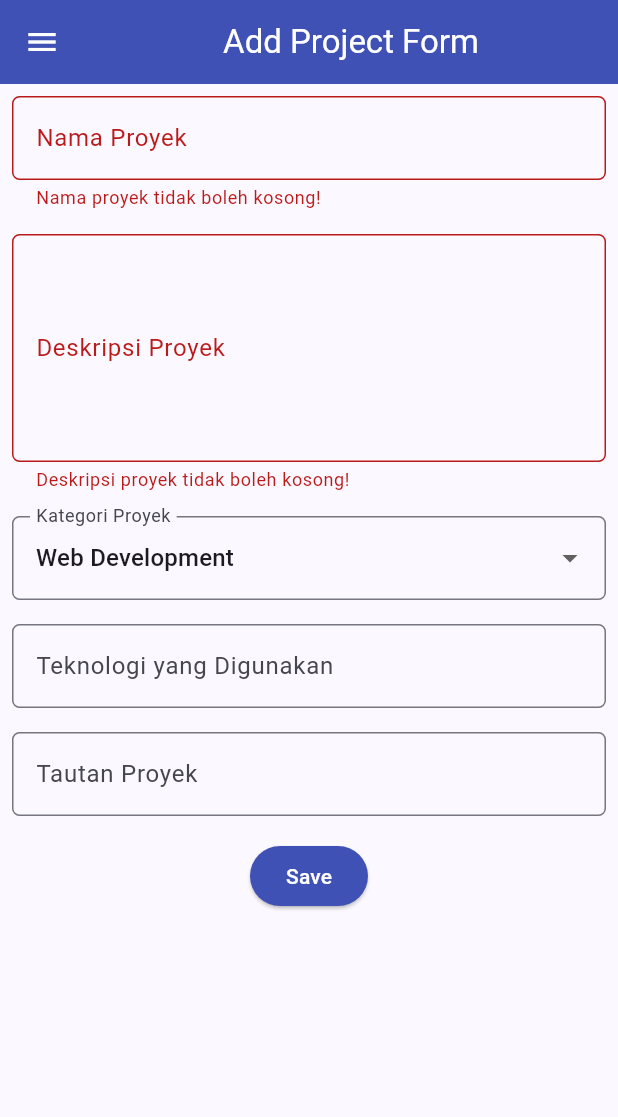
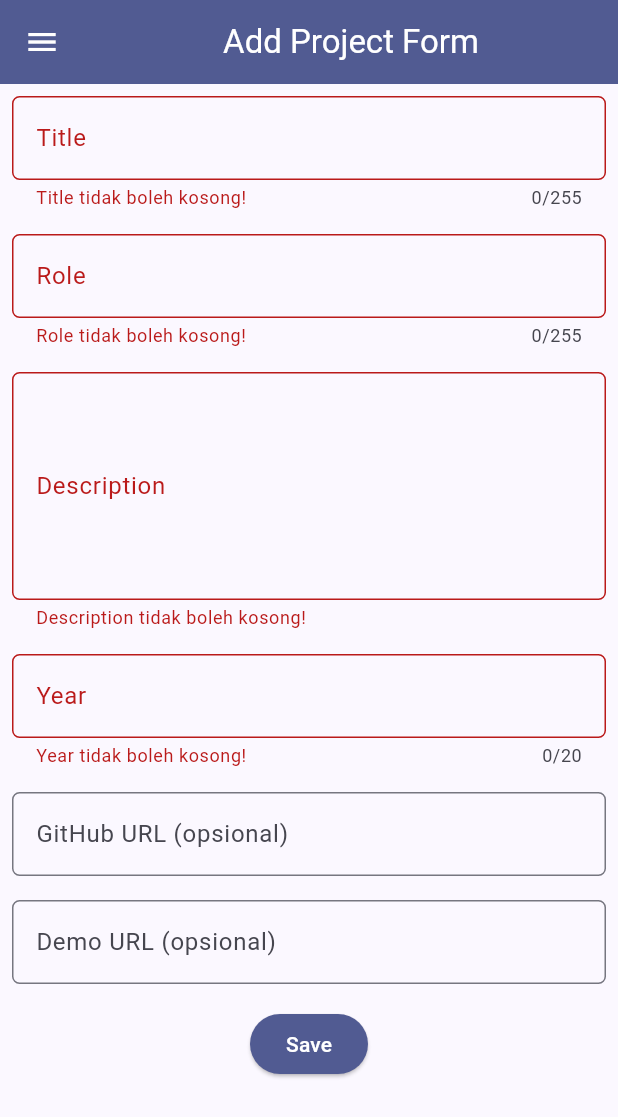
Before and after one commit to 6avier/myportofolio_mobile, a Flutter app: the ProjectFormPage screen opened directly, after a tap on "Save", on a phone screen of 412 x 824 dp. Shown: the top 1117 px of the screen. Run offline on Flutter 3.47's test engine with Material 3 defaults, Android fonts, the phone set to English and light mode, and no system bars; our stand-ins replace material_ui; generated files the repository leaves out were written again; network calls fail.

Commit message:
Tutorial 10: guard Add Project with login, POST the form to the API and wire Login/Logout

```diff
--- a/lib/screens/project_form.dart
+++ b/lib/screens/project_form.dart
@@ -1,6 +1,15 @@
 import 'package:material_ui/material_ui.dart';
+import 'package:myportofolio_mobile/models/project.dart';
+import 'package:myportofolio_mobile/services/api_client.dart';
+import 'package:myportofolio_mobile/services/auth_state.dart';
+import 'package:myportofolio_mobile/widgets/auth_guard.dart';
 import 'package:myportofolio_mobile/widgets/left_drawer.dart';
+import 'package:provider/provider.dart';
 
+/// Formulir tambah proyek yang mengirim `POST /api/v1/projects/` dengan token.
+///
+/// Field-nya mengikuti `ProjectSerializer` di backend Django: title, role,
+/// description, year, github_url, dan demo_url.
 class ProjectFormPage extends StatefulWidget {
   const ProjectFormPage({super.key});
 
@@ -11,30 +20,158 @@ class ProjectFormPage extends StatefulWidget {
 class _ProjectFormPageState extends State<ProjectFormPage> {
   // Kunci untuk mengakses FormState: validasi dan reset form.
   final _formKey = GlobalKey<FormState>();
-  String _projectName = "";
+  String _title = "";
+  String _role = "";
   String _description = "";
-  String _category = "Web Development"; // default
-  String _technologies = "";
-  String _projectLink = "";
+  String _year = "";
+  String _githubUrl = "";
+  String _demoUrl = "";
+  bool _isSubmitting = false;
 
-  final List<String> _categories = [
-    'Web Development',
-    'Mobile Development',
-    'Machine Learning',
-    'Data Science',
-    'Other',
-  ];
+  /// Batas panjang sesuai model Django (`max_length`).
+  static const int titleMaxLength = 255;
+  static const int roleMaxLength = 255;
+  static const int yearMaxLength = 20;
+
+  static String? _required(String? value, String message) {
+    if (value == null || value.trim().isEmpty) return message;
+    return null;
+  }
+
+  /// URL boleh kosong, tetapi jika diisi harus http/https lengkap dengan host.
+  static String? validateOptionalUrl(String? value) {
+    final text = value?.trim() ?? "";
+    if (text.isEmpty) return null;
+    final uri = Uri.tryParse(text);
+    final isWebUrl =
+        uri != null &&
+        (uri.scheme == 'http' || uri.scheme == 'https') &&
+        uri.host.isNotEmpty;
+    return isWebUrl ? null : "URL harus diawali http:// atau https://";
+  }
+
+  static String? _orNull(String value) =>
+      value.trim().isEmpty ? null : value.trim();
+
+  void _showSnackBar(String message) {
+    ScaffoldMessenger.of(context)
+      ..hideCurrentSnackBar()
+      ..showSnackBar(SnackBar(content: Text(message)));
+  }
+
+  Future<void> _submit() async {
+    if (!_formKey.currentState!.validate()) return;
+
+    // Pastikan sudah login; kalau belum, LoginScreen dibuka dulu.
+    if (!await ensureLoggedIn(context)) return;
+    if (!mounted) return;
+
+    final token = context.read<AuthState>().token!;
+    final newProject = Project(
+      title: _title.trim(),
+      role: _role.trim(),
+      description: _description.trim(),
+      year: _year.trim(),
+      githubUrl: _orNull(_githubUrl),
+      demoUrl: _orNull(_demoUrl),
+    );
+
+    setState(() => _isSubmitting = true);
+    try {
+      final created = await context.read<ApiClient>().createProject(
+        newProject,
+        token: token,
+      );
+      if (!mounted) return;
+      _showCreatedDialog(created);
+    } on ApiException catch (error) {
+      if (!mounted) return;
+      if (error.statusCode == 401) {
+        // Token sudah tidak berlaku: buang token lalu minta login ulang.
+        await context.read<AuthState>().logout();
+        if (!mounted) return;
+        _showSnackBar('Sesi login berakhir, silakan login lagi lalu simpan.');
+        await ensureLoggedIn(context);
+      } else {
+        _showSnackBar('Gagal menyimpan proyek: ${error.userMessage}');
+      }
+    } catch (_) {
+      if (mounted) {
+        _showSnackBar(
+          'Gagal menyimpan proyek: tidak bisa terhubung ke server.',
+        );
+      }
+    } finally {
+      if (mounted) setState(() => _isSubmitting = false);
+    }
+  }
+
+  void _showCreatedDialog(Project project) {
+    showDialog(
+      context: context,
+      builder: (context) {
+        return AlertDialog(
+          title: const Text('Proyek berhasil ditambahkan!'),
+          content: SingleChildScrollView(
+            child: Column(
+              crossAxisAlignment: CrossAxisAlignment.start,
+              mainAxisSize: MainAxisSize.min,
+              children: [
+                Text('ID: ${project.id}'),
+                Text('Judul: ${project.title}'),
+                Text('Peran: ${project.role}'),
+                Text('Deskripsi: ${project.description}'),
+                Text('Tahun: ${project.year}'),
+                Text('GitHub: ${project.githubUrl ?? '-'}'),
+                Text('Demo: ${project.demoUrl ?? '-'}'),
+              ],
+            ),
+          ),
+          actions: [
+            TextButton(
+              child: const Text('OK'),
+              onPressed: () {
+                Navigator.pop(context);
+                _resetForm();
+              },
+            ),
+          ],
+        );
+      },
+    );
+  }
+
+  void _resetForm() {
+    _formKey.currentState!.reset();
+    setState(() {
+      _title = "";
+      _role = "";
+      _description = "";
+      _year = "";
+      _githubUrl = "";
+      _demoUrl = "";
+    });
+  }
+
+  InputDecoration _decoration(String label, {String? hint}) {
+    return InputDecoration(
+      hintText: hint ?? label,
+      labelText: label,
+      border: OutlineInputBorder(borderRadius: BorderRadius.circular(5.0)),
+    );
+  }
+
+  Widget _field({required Widget child}) =>
+      Padding(padding: const EdgeInsets.all(8.0), child: child);
 
   @override
   Widget build(BuildContext context) {
+    final colorScheme = Theme.of(context).colorScheme;
+
     return Scaffold(
       appBar: AppBar(
-        title: const Center(
-          child: Text(
-            'Add Project Form',
-          ),
-        ),
-        backgroundColor: Colors.indigo,
+        title: const Center(child: Text('Add Project Form')),
+        backgroundColor: colorScheme.primary,
         foregroundColor: Colors.white,
       ),
       drawer: const LeftDrawer(),
@@ -44,113 +181,71 @@ class _ProjectFormPageState extends State<ProjectFormPage> {
           child: Column(
             crossAxisAlignment: CrossAxisAlignment.start,
             children: [
-              // === Project Name ===
-              Padding(
-                padding: const EdgeInsets.all(8.0),
+              // === Title ===
+              _field(
                 child: TextFormField(
-                  decoration: InputDecoration(
-                    hintText: "Nama Proyek",
-                    labelText: "Nama Proyek",
-                    border: OutlineInputBorder(
-                      borderRadius: BorderRadius.circular(5.0),
-                    ),
+                  decoration: _decoration("Title"),
+                  maxLength: titleMaxLength,
+                  onChanged: (value) => setState(() => _title = value),
+                  validator: (value) =>
+                      _required(value, "Title tidak boleh kosong!"),
+                ),
+              ),
+              // === Role ===
+              _field(
+                child: TextFormField(
+                  decoration: _decoration(
+                    "Role",
+                    hint: "Contoh: Full-stack developer",
                   ),
-                  onChanged: (String? value) {
-                    setState(() {
-                      _projectName = value!;
-                    });
-                  },
-                  validator: (String? value) {
-                    if (value == null || value.trim().isEmpty) {
-                      return "Nama proyek tidak boleh kosong!";
-                    }
-                    return null;
-                  },
+                  maxLength: roleMaxLength,
+                  onChanged: (value) => setState(() => _role = value),
+                  validator: (value) =>
+                      _required(value, "Role tidak boleh kosong!"),
                 ),
               ),
               // === Description ===
-              Padding(
-                padding: const EdgeInsets.all(8.0),
+              _field(
                 child: TextFormField(
                   maxLines: 5,
-                  decoration: InputDecoration(
-                    hintText: "Deskripsi Proyek",
-                    labelText: "Deskripsi Proyek",
-                    border: OutlineInputBorder(
-                      borderRadius: BorderRadius.circular(5.0),
-                    ),
-                  ),
-                  onChanged: (String? value) {
-                    setState(() {
-                      _description = value!;
-                    });
-                  },
-                  validator: (String? value) {
-                    if (value == null || value.trim().isEmpty) {
-                      return "Deskripsi proyek tidak boleh kosong!";
-                    }
-                    return null;
-                  },
+                  decoration: _decoration("Description"),
+                  onChanged: (value) => setState(() => _description = value),
+                  validator: (value) =>
+                      _required(value, "Description tidak boleh kosong!"),
                 ),
               ),
-              // === Category ===
-              Padding(
-                padding: const EdgeInsets.all(8.0),
-                child: DropdownButtonFormField<String>(
-                  decoration: InputDecoration(
-                    labelText: "Kategori Proyek",
-                    border: OutlineInputBorder(
-                      borderRadius: BorderRadius.circular(5.0),
-                    ),
-                  ),
-                  initialValue: _category,
-                  items: _categories
-                      .map((category) => DropdownMenuItem(
-                            value: category,
-                            child: Text(category),
-                          ))
-                      .toList(),
-                  onChanged: (String? newValue) {
-                    setState(() {
-                      _category = newValue!;
-                    });
-                  },
+              // === Year ===
+              _field(
+                child: TextFormField(
+                  decoration: _decoration("Year", hint: "Contoh: 2026"),
+                  maxLength: yearMaxLength,
+                  onChanged: (value) => setState(() => _year = value),
+                  validator: (value) =>
+                      _required(value, "Year tidak boleh kosong!"),
                 ),
               ),
-              // === Technologies ===
-              Padding(
-                padding: const EdgeInsets.all(8.0),
+              // === GitHub URL ===
+              _field(
                 child: TextFormField(
-                  decoration: InputDecoration(
-                    hintText: "Contoh: Flutter, Django, Figma",
-                    labelText: "Teknologi yang Digunakan",
-                    border: OutlineInputBorder(
-                      borderRadius: BorderRadius.circular(5.0),
-                    ),
+                  keyboardType: TextInputType.url,
+                  decoration: _decoration(
+                    "GitHub URL (opsional)",
+                    hint: "https://github.com/...",
                   ),
-                  onChanged: (String? value) {
-                    setState(() {
-                      _technologies = value!;
-                    });
-                  },
+                  onChanged: (value) => setState(() => _githubUrl = value),
+                  validator: validateOptionalUrl,
                 ),
               ),
-              // === Project Link ===
-              Padding(
-                padding: const EdgeInsets.all(8.0),
+              // === Demo URL ===
+              _field(
                 child: TextFormField(
-                  decoration: InputDecoration(
-                    hintText: "URL Proyek (opsional)",
-                    labelText: "Tautan Proyek",
-                    border: OutlineInputBorder(
-                      borderRadius: BorderRadius.circular(5.0),
-                    ),
+                  keyboardType: TextInputType.url,
+                  decoration: _decoration(
+                    "Demo URL (opsional)",
+                    hint: "https://...",
                   ),
-                  onChanged: (String? value) {
-                    setState(() {
-                      _projectLink = value!;
-                    });
-                  },
+                  onChanged: (value) => setState(() => _demoUrl = value),
+                  validator: validateOptionalUrl,
                 ),
               ),
               // === Tombol Simpan ===
@@ -159,46 +254,18 @@ class _ProjectFormPageState extends State<ProjectFormPage> {
                 child: Padding(
                   padding: const EdgeInsets.all(8.0),
                   child: ElevatedButton(
-                    style: ButtonStyle(
-                      backgroundColor: WidgetStateProperty.all(Colors.indigo),
+                    style: ElevatedButton.styleFrom(
+                      backgroundColor: colorScheme.primary,
+                      foregroundColor: Colors.white,
                     ),
-                    onPressed: () {
-                      if (_formKey.currentState!.validate()) {
-                        showDialog(
-                          context: context,
-                          builder: (context) {
-                            return AlertDialog(
-                              title: const Text('Proyek berhasil ditambahkan!'),
-                              content: SingleChildScrollView(
-                                child: Column(
-                                  crossAxisAlignment: CrossAxisAlignment.start,
-                                  children: [
-                                    Text('Nama Proyek: $_projectName'),
-                                    Text('Deskripsi: $_description'),
-                                    Text('Kategori: $_category'),
-                                    Text('Teknologi: $_technologies'),
-                                    Text('Tautan: $_projectLink'),
-                                  ],
-                                ),
-                              ),
-                              actions: [
-                                TextButton(
-                                  child: const Text('OK'),
-                                  onPressed: () {
-                                    Navigator.pop(context);
-                                    _formKey.currentState!.reset();
-                                  },
-                                ),
-                              ],
-                            );
-                          },
-                        );
-                      }
-                    },
-                    child: const Text(
-                      "Save",
-                      style: TextStyle(color: Colors.white),
-                    ),
+                    onPressed: _isSubmitting ? null : _submit,
+                    child: _isSubmitting
+                        ? const SizedBox(
+                            height: 20,
+                            width: 20,
+                            child: CircularProgressIndicator(strokeWidth: 2),
+                          )
+                        : const Text("Save"),
                   ),
                 ),
               ),
--- a/lib/widgets/left_drawer.dart
+++ b/lib/widgets/left_drawer.dart
@@ -1,20 +1,25 @@
 import 'package:material_ui/material_ui.dart';
 import 'package:myportofolio_mobile/screens/experience_form.dart';
+import 'package:myportofolio_mobile/screens/login_screen.dart';
 import 'package:myportofolio_mobile/screens/menu.dart';
 import 'package:myportofolio_mobile/screens/project_form.dart';
+import 'package:myportofolio_mobile/screens/project_list_screen.dart';
+import 'package:myportofolio_mobile/services/auth_state.dart';
+import 'package:myportofolio_mobile/widgets/auth_guard.dart';
+import 'package:provider/provider.dart';
 
 class LeftDrawer extends StatelessWidget {
   const LeftDrawer({super.key});
 
   @override
   Widget build(BuildContext context) {
+    // watch() membuat drawer dibangun ulang saat status login berubah.
+    final isLoggedIn = context.watch<AuthState>().isLoggedIn;
     return Drawer(
       child: ListView(
         children: [
           const DrawerHeader(
-            decoration: BoxDecoration(
-              color: Colors.indigo,
-            ),
+            decoration: BoxDecoration(color: Colors.indigo),
             child: Column(
               crossAxisAlignment: CrossAxisAlignment.start,
               children: [
@@ -29,10 +34,7 @@ class LeftDrawer extends StatelessWidget {
                 SizedBox(height: 10),
                 Text(
                   'Explore personal projects and experiences!',
-                  style: TextStyle(
-                    fontSize: 15,
-                    color: Colors.white,
-                  ),
+                  style: TextStyle(fontSize: 15, color: Colors.white),
                 ),
               ],
             ),
@@ -44,8 +46,19 @@ class LeftDrawer extends StatelessWidget {
             onTap: () {
               Navigator.pushReplacement(
                 context,
+                MaterialPageRoute(builder: (context) => MyHomePage()),
+              );
+            },
+          ),
+          ListTile(
+            leading: const Icon(Icons.folder_open),
+            title: const Text('Projects'),
+            // Daftar proyek publik dari API, tidak perlu login.
+            onTap: () {
+              Navigator.pushReplacement(
+                context,
                 MaterialPageRoute(
-                  builder: (context) => MyHomePage(),
+                  builder: (context) => const ProjectListScreen(),
                 ),
               );
             },
@@ -53,8 +66,9 @@ class LeftDrawer extends StatelessWidget {
           ListTile(
             leading: const Icon(Icons.add_circle_outline),
             title: const Text('Add Project'),
-            // Navigasi ke halaman tambah proyek
-            onTap: () {
+            // Menambah proyek butuh login, jadi dijaga ensureLoggedIn.
+            onTap: () async {
+              if (!await ensureLoggedIn(context) || !context.mounted) return;
               Navigator.pushReplacement(
                 context,
                 MaterialPageRoute(
@@ -76,6 +90,32 @@ class LeftDrawer extends StatelessWidget {
               );
             },
           ),
+          const Divider(),
+          if (isLoggedIn)
+            ListTile(
+              leading: const Icon(Icons.logout),
+              title: const Text('Logout'),
+              onTap: () async {
+                await context.read<AuthState>().logout();
+                if (!context.mounted) return;
+                ScaffoldMessenger.of(context)
+                  ..hideCurrentSnackBar()
+                  ..showSnackBar(
+                    const SnackBar(content: Text('Kamu berhasil logout.')),
+                  );
+              },
+            )
+          else
+            ListTile(
+              leading: const Icon(Icons.login),
+              title: const Text('Login'),
+              onTap: () {
+                Navigator.push(
+                  context,
+                  MaterialPageRoute(builder: (context) => const LoginScreen()),
+                );
+              },
+            ),
         ],
       ),
     );
```
Also changed, not shown: lib/screens/menu.dart (+12 -11 lines), lib/widgets/project_card.dart (+35 -11 lines), 4 other files.
